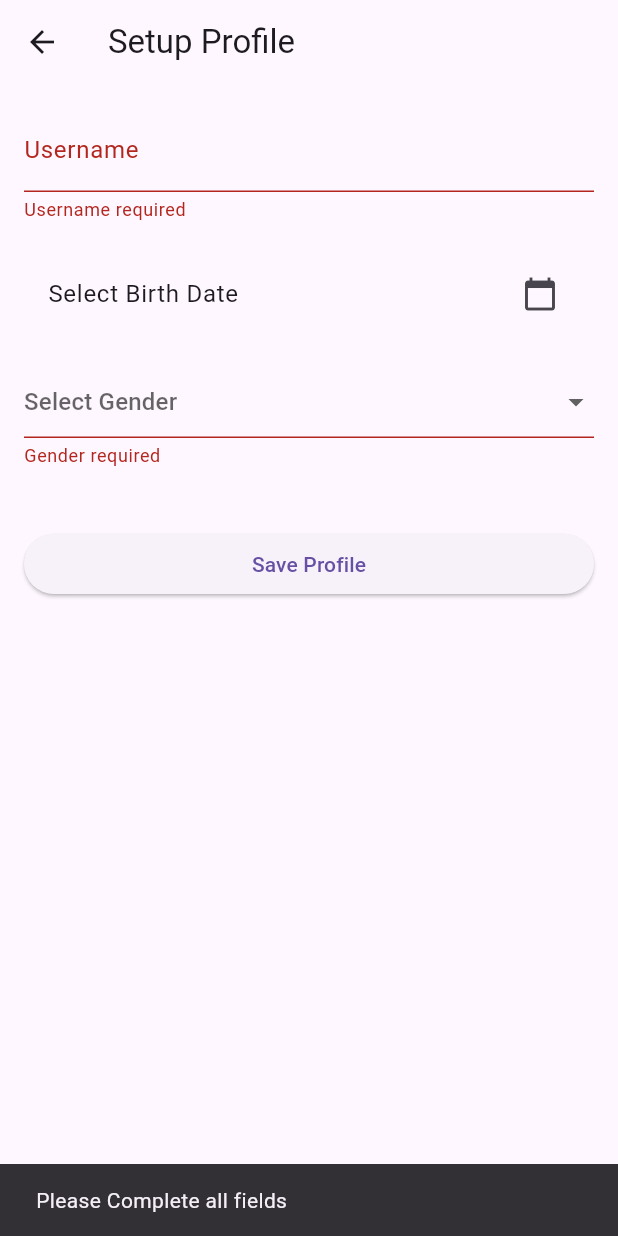
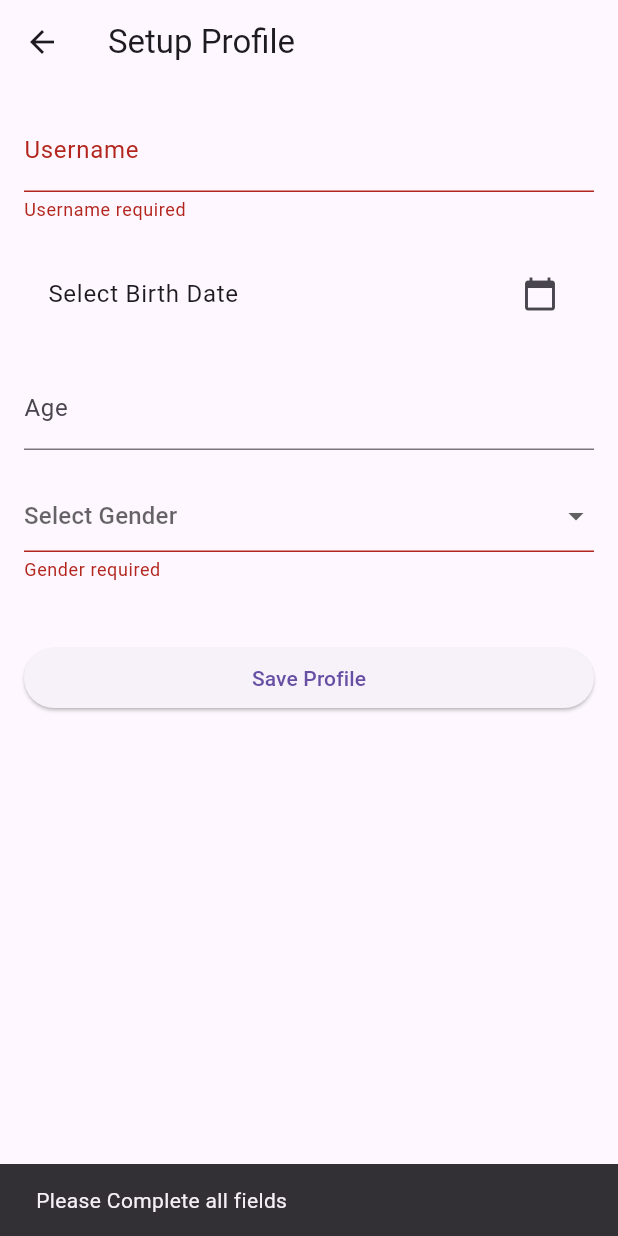
Before and after one commit to putritheresia21/gluco-track, a Flutter app: the ProfilePage screen opened directly, after a tap on "Save Profile", on a phone screen of 412 x 824 dp. Run offline on Flutter 3.47's test engine with Material 3 defaults, Android fonts, the light colour scheme and no system bars; our stand-ins replace cloud_firestore, firebase_auth, firebase_core; accounts and stored records are empty.

Commit message:
update profile page

```diff
--- a/lib/models/GlucoseRecord.dart
+++ b/lib/models/GlucoseRecord.dart
@@ -1,7 +1,6 @@
 class Glucoserecord {
   final String id;
   final String userId;
-  final double irValue;
   final double glucoseLevel;
   final DateTime timeStamp;
   final GlucoseCondition condition;
@@ -10,7 +9,6 @@ class Glucoserecord {
     required this.id,
     required this.userId,
     required this.glucoseLevel,
-    required this.irValue,
     required this.timeStamp,
     required this.condition,
   });
@@ -21,7 +19,6 @@ class Glucoserecord {
       'timeStamp': timeStamp.toIso8601String(),
       'glucoseLevel': glucoseLevel,
       'condition': condition.name,
-      'irValue': irValue,
     };
   }
 
@@ -34,8 +31,7 @@ class Glucoserecord {
       condition: GlucoseCondition.values.firstWhere(
         (e) => e.name == map['condition'],
         orElse: () => GlucoseCondition.beforeMeal,
-      ),
-      irValue: map['irValue']?.toDouble() ?? 0.0,
+      )
     );
   }
 }
--- a/lib/pages/profile_page.dart
+++ b/lib/pages/profile_page.dart
@@ -15,12 +15,21 @@ class ProfilePage extends StatefulWidget {
 
 class profilePageState extends State<ProfilePage> {
   final formKey= GlobalKey<FormState>();
-
   final TextEditingController usernameController = TextEditingController();
+  final TextEditingController ageController = TextEditingController();
   DateTime ? selectedBirthDate;
   Gender? selectedGender;
 
   bool isLoading = false;
+
+  int calculateAge(DateTime birthDate) {
+    final today = DateTime.now();
+    int age = today.year - birthDate.year;
+    if (today.month < birthDate.year || (today.month == birthDate.month && today.day < birthDate.day)){
+      age--;
+    }
+    return age;
+  }
 
   Future<void> saveProfile() async {
     if (!formKey.currentState!.validate() || selectedBirthDate == null || selectedGender == null) {
@@ -30,16 +39,13 @@ class profilePageState extends State<ProfilePage> {
       return;
     }
     setState(() => isLoading = true);
+
+    try {
       final uid = FirebaseAuth.instance.currentUser!.uid;
       final email = FirebaseAuth.instance.currentUser!.email ?? "";
+      final int age = calculateAge(selectedBirthDate!);
 
-    //fungsi untuk Hitung umur berdasarkan tanggal lahir
-    int age = DateTime.now().year - selectedBirthDate!.year;
-    if (DateTime.now().month < selectedBirthDate!.month || (DateTime.now().month == selectedBirthDate!.month && DateTime.now().day < selectedBirthDate!.day)){
-      age--;
-    }
-
-    UserProfile profile = UserProfile(
+      final UserProfile profile = UserProfile(
         uid: uid,
         username: usernameController.text.trim(),
         email: email,
@@ -48,7 +54,6 @@ class profilePageState extends State<ProfilePage> {
         age: age,
       );
 
-    try {
       await FirebaseFirestore.instance.collection('users').doc(uid).set(profile.toMap());
       ScaffoldMessenger.of(context).showSnackBar(
         SnackBar(content: Text("Profile Saved Succesfully")),
@@ -80,7 +85,11 @@ class profilePageState extends State<ProfilePage> {
     );
 
     if (picked != null) {
-      setState(() => selectedBirthDate = picked);
+      setState(() {
+        selectedBirthDate = picked;
+        int calculatedAge = calculateAge(picked);
+        ageController.text = calculatedAge.toString();
+      });
     }
   }
 
@@ -110,6 +119,14 @@ class profilePageState extends State<ProfilePage> {
                         onTap: pickDate,
                     ),
                     SizedBox(height: 20),
+                    TextFormField(
+                      controller: ageController,
+                      readOnly: true,
+                      decoration: InputDecoration(
+                        labelText: "Age",
+                      ),
+                    ),
+                    SizedBox(height: 20),
                     DropdownButtonFormField<Gender>(
                       value: selectedGender,
                       items: Gender.values
```
Also changed, not shown: lib/pages/register_page.dart (+6 -7 lines), lib/services/auth_service.dart (+8 -3 lines). Lines whose indentation alone changed are shown as unchanged.
